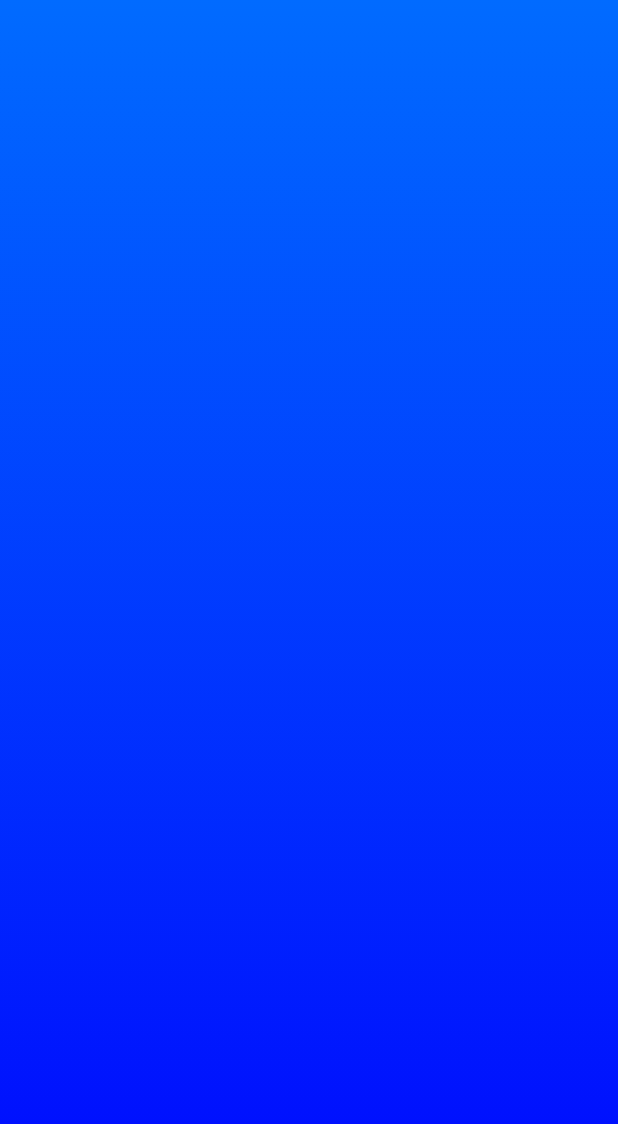
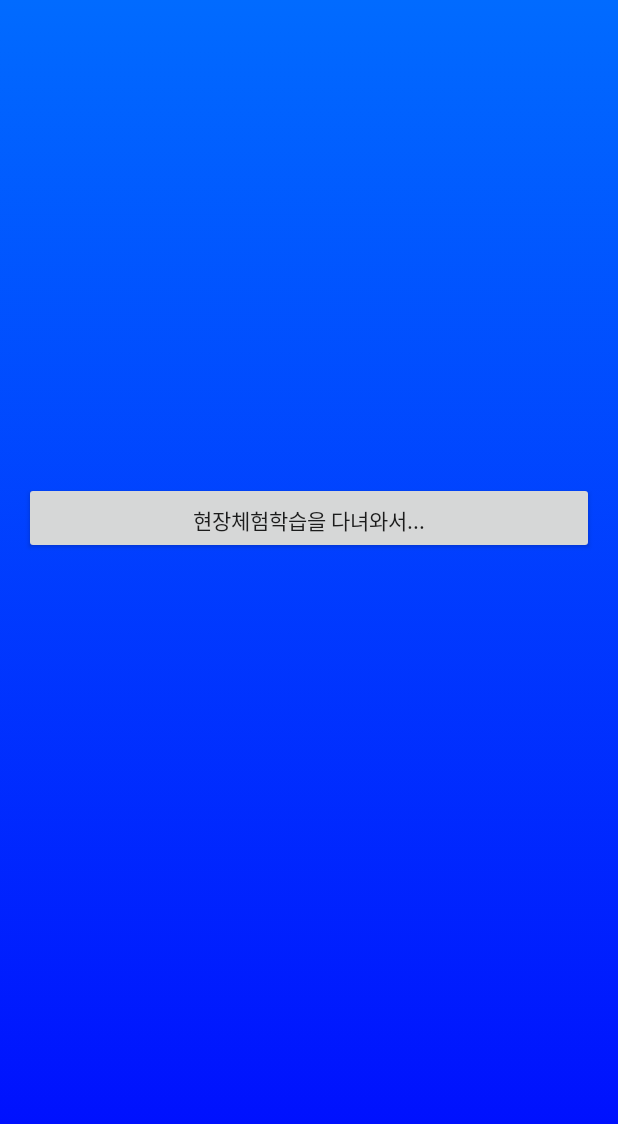
Before and after one commit to ShinJaehun/FieldTrip, an Android app: the layout fragment_information.xml on its own in the app's theme, with its tools: preview values and no code run, on a phone screen of 412 x 824 dp. Shown: the top 1124 px of the screen. Run offline under Robolectric (Android 15) with nearby library versions, the light colour scheme and no system bars.

Commit message:
현장체험학습을 다녀와서 버튼 처리 InformationFragment로 옮김

```diff
--- a/app/src/main/java/com/shinjaehun/fieldtrip/CategoryActivity.java
+++ b/app/src/main/java/com/shinjaehun/fieldtrip/CategoryActivity.java
@@ -104,16 +104,16 @@ public class CategoryActivity extends AppCompatActivity implements AdapterView.O
         //이런 형태의 place 불러오기는 안된다. position은 dapter에서 현재 선택된 ID이며
         //getPlaceById의 인자로 넘기는 ID는 DB에 저장된 ID이기 때문이다...
 
-        long placeId = clickedPlace.getId();
+//        long placeId = clickedPlace.getId();
 
         Log.d(TAG, "clickedItem : " + clickedPlace.getName());
         //Debuging을 위한 TAG - 나중에 삭제할 것
 
         Intent intent = new Intent(this, PlaceActivity.class);
-        intent.putExtra(PlaceActivity.EXTRA_SELECTED_PLACE, placeId);
+//        intent.putExtra(PlaceActivity.EXTRA_SELECTED_PLACE, placeId);
 
 
-//        intent.putExtra(PlaceActivity.EXTRA_SELECTED_PLACE, clickedPlace);
+        intent.putExtra(PlaceActivity.EXTRA_SELECTED_PLACE, clickedPlace);
         startActivity(intent);
         //선택된 place를 넘겨서 PlaceActivity 시작
     }
--- a/app/src/main/java/com/shinjaehun/fieldtrip/Place.java
+++ b/app/src/main/java/com/shinjaehun/fieldtrip/Place.java
@@ -5,7 +5,7 @@ import java.io.Serializable;
 /**
  * Created by shinjaehun on 2016-05-21.
  */
-public class Place {
+public class Place implements Serializable {
 
     private long id;
     private String type;
--- a/app/src/main/res/layout/fragment_information.xml
+++ b/app/src/main/res/layout/fragment_information.xml
@@ -37,5 +37,14 @@
             -->
 
 
+    <android.support.v7.widget.AppCompatButton
+        android:id="@+id/btn_usr_input"
+        android:layout_width="fill_parent"
+        android:layout_height="wrap_content"
+        android:layout_marginTop="6dp"
+        android:layout_marginBottom="6dp"
+        android:padding="12dp"
+        android:text="현장체험학습을 다녀와서..."
+        android:gravity="center_horizontal|bottom"/>
 
 </LinearLayout>
--- a/app/src/main/res/layout/fragment_input.xml
+++ b/app/src/main/res/layout/fragment_input.xml
@@ -45,9 +45,9 @@
 
         <ImageView
             android:id="@+id/date_picker"
-            android:layout_width="wrap_content"
-            android:layout_height="wrap_content"
-            android:src="@drawable/calendar_icon"/>
+            android:layout_width="40dp"
+            android:layout_height="40dp"
+            android:src="@mipmap/ic_today_white_24dp"/>
 
 
     </LinearLayout>
```
Also changed, not shown: app/src/main/java/com/shinjaehun/fieldtrip/InformationFragment.java (+35 -7 lines), app/src/main/java/com/shinjaehun/fieldtrip/InputFragment.java (+7 -7 lines), app/src/main/java/com/shinjaehun/fieldtrip/PlaceActivity.java (+20 -20 lines), app/src/main/res/layout/activity_place.xml (+13 -4 lines).
